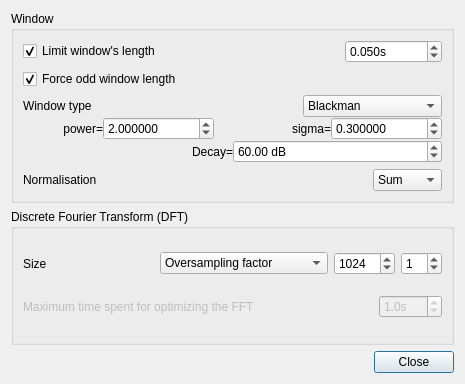
Qt form src/gvspectrumamplitudewdialogsettings.ui (gillesdegottex/dfasma) before a commit.
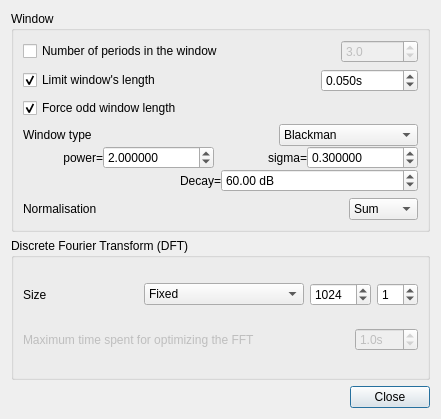
The same form after that commit. Icons and pictures are not drawn.

Patch:
```diff
--- a/src/gvspectrumamplitudewdialogsettings.ui
+++ b/src/gvspectrumamplitudewdialogsettings.ui
@@ -6,8 +6,8 @@
    <rect>
     <x>0</x>
     <y>0</y>
-    <width>465</width>
-    <height>384</height>
+    <width>441</width>
+    <height>419</height>
    </rect>
   </property>
   <property name="windowTitle">
@@ -24,10 +24,55 @@
       <string>Window</string>
      </property>
      <layout class="QVBoxLayout" name="verticalLayout_2">
+      <item>
+       <layout class="QHBoxLayout" name="horizontalLayout_11">
+        <item>
+         <widget class="QCheckBox" name="cbAmplitudeSpectrumLimitWindowDurationNumberPeriod">
+          <property name="sizePolicy">
+           <sizepolicy hsizetype="MinimumExpanding" vsizetype="Fixed">
+            <horstretch>0</horstretch>
+            <verstretch>0</verstretch>
+           </sizepolicy>
+          </property>
+          <property name="toolTip">
+           <string>&lt;html&gt;&lt;head/&gt;&lt;body&gt;&lt;p&gt;If an F0 curve is available, set the window's duration equal to a multiple of the fundamental period.&lt;/p&gt;&lt;/body&gt;&lt;/html&gt;</string>
+          </property>
+          <property name="text">
+           <string>Number of periods in the window</string>
+          </property>
+         </widget>
+        </item>
+        <item>
+         <widget class="QDoubleSpinBox" name="sbAmplitudeSpectrumLimitWindowDurationNumberPeriod">
+          <property name="enabled">
+           <bool>false</bool>
+          </property>
+          <property name="toolTip">
+           <string>&lt;html&gt;&lt;head/&gt;&lt;body&gt;&lt;p&gt;If an F0 curve is available, set the window's duration equal to a multiple of the fundamental period.&lt;/p&gt;&lt;/body&gt;&lt;/html&gt;</string>
+          </property>
+          <property name="decimals">
+           <number>1</number>
+          </property>
+          <property name="minimum">
+           <double>0.100000000000000</double>
+          </property>
+          <property name="maximum">
+           <double>1000000.000000000000000</double>
+          </property>
+          <property name="singleStep">
+           <double>0.100000000000000</double>
+          </property>
+          <property name="value">
+           <double>3.000000000000000</double>
+          </property>
+         </widget>
+        </item>
+       </layout>
+      </item>
       <item>
        <layout class="QHBoxLayout" name="horizontalLayout_10">
         <item>
-         <widget class="QCheckBox" name="cbAmplitudeSpectrumLimitWindowDuration">
+         <widget class="QCheckBox" name="cbAmplitudeSpectrumWindowDurationLimit">
           <property name="sizePolicy">
            <sizepolicy hsizetype="MinimumExpanding" vsizetype="Fixed">
             <horstretch>0</horstretch>
@@ -397,7 +442,7 @@
            </sizepolicy>
           </property>
           <property name="currentIndex">
-           <number>1</number>
+           <number>0</number>
           </property>
           <item>
            <property name="text">
@@ -411,7 +456,7 @@
           </item>
           <item>
            <property name="text">
-            <string>Auto (fit view's resolution)</string>
+            <string>Auto-fit view's resolution</string>
            </property>
           </item>
          </widget>
```
